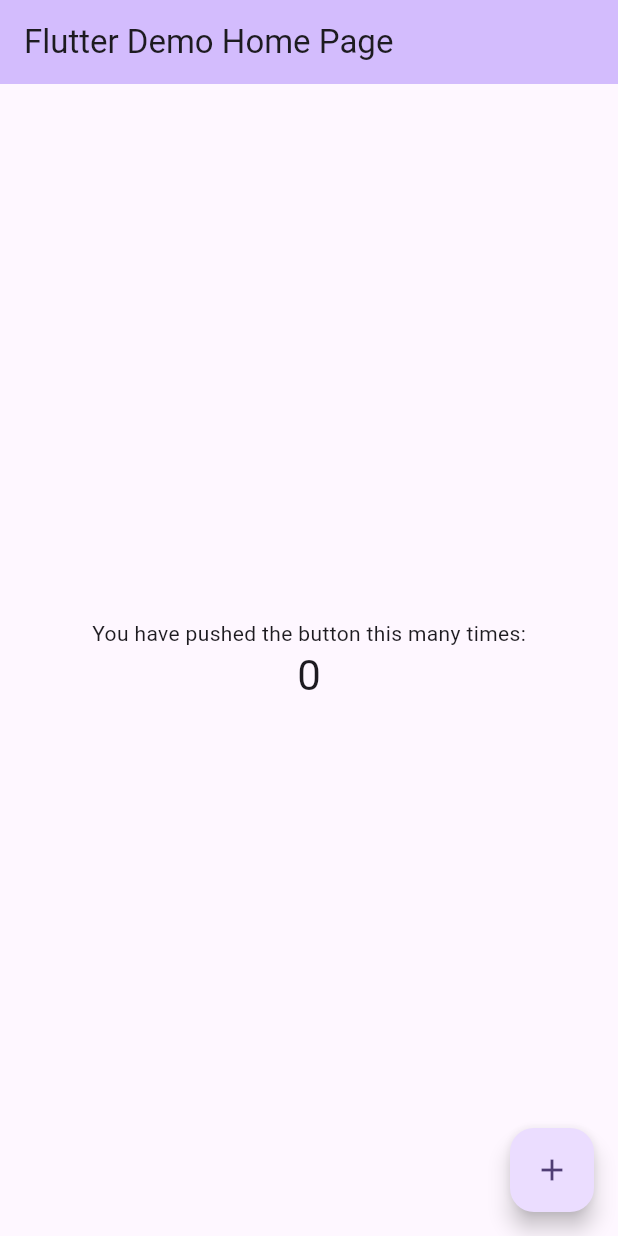
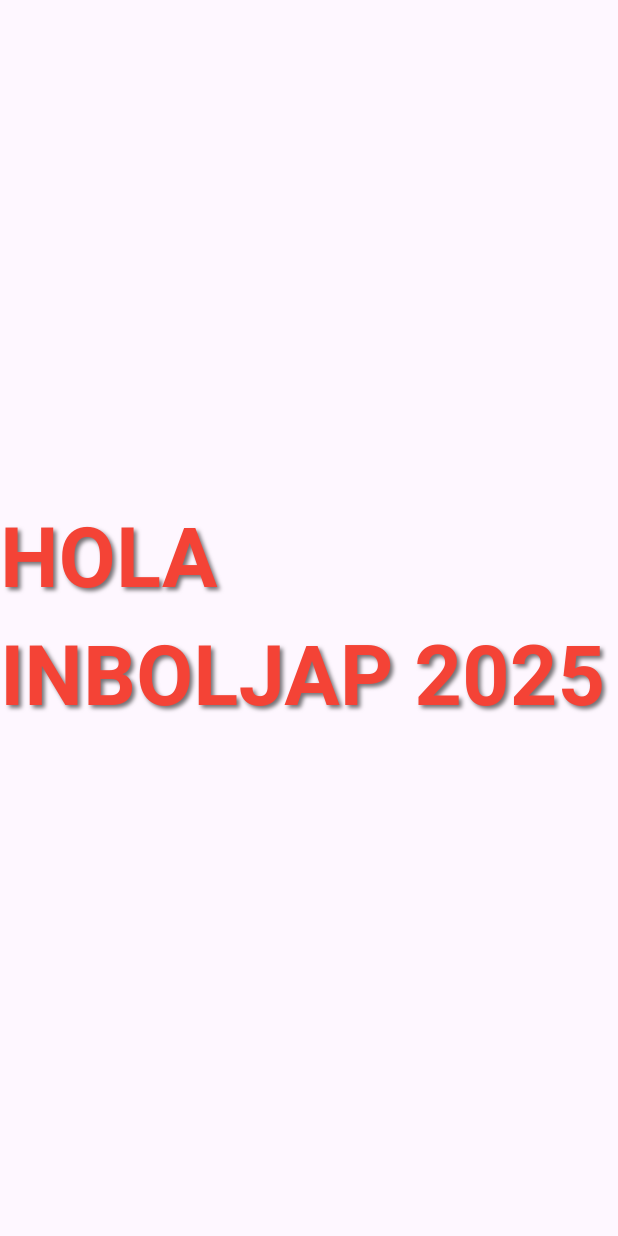
Before and after one commit to Rubej436/miAPP2035, a Flutter app: the screen it shows after launch, on a phone screen of 412 x 824 dp. Run offline on Flutter 3.47's test engine with Material 3 defaults, Android fonts, the light colour scheme and no system bars; Roboto replaces fonts that are missing (Georgia).

Commit message:
Editado lib

```diff
--- a/proy1flutter/lib/main.dart
+++ b/proy1flutter/lib/main.dart
@@ -1,122 +1,35 @@
 import 'package:flutter/material.dart';
 
 void main() {
-  runApp(const MyApp());
+  runApp(Ruben());
 }
+//stl
+class Ruben extends StatelessWidget {
+  const Ruben({super.key});
 
-class MyApp extends StatelessWidget {
-  const MyApp({super.key});
-
-  // This widget is the root of your application.
   @override
   Widget build(BuildContext context) {
     return MaterialApp(
-      title: 'Flutter Demo',
-      theme: ThemeData(
-        // This is the theme of your application.
-        //
-        // TRY THIS: Try running your application with "flutter run". You'll see
-        // the application has a purple toolbar. Then, without quitting the app,
-        // try changing the seedColor in the colorScheme below to Colors.green
-        // and then invoke "hot reload" (save your changes or press the "hot
-        // reload" button in a Flutter-supported IDE, or press "r" if you used
-        // the command line to start the app).
-        //
-        // Notice that the counter didn't reset back to zero; the application
-        // state is not lost during the reload. To reset the state, use hot
-        // restart instead.
-        //
-        // This works for code too, not just values: Most code changes can be
-        // tested with just a hot reload.
-        colorScheme: ColorScheme.fromSeed(seedColor: Colors.deepPurple),
-      ),
-      home: const MyHomePage(title: 'Flutter Demo Home Page'),
+      home:Scaffold(
+        body:Center(
+          child:Text(
+            "HOLA INBOLJAP 2025",
+            style: TextStyle(
+              fontSize: 55,
+              fontFamily: 'Georgia',
+              fontWeight: FontWeight.bold,
+              color: Colors.red,
+              shadows: [
+                Shadow(
+                  offset: Offset(2.0, 2.0),
+                  blurRadius: 3.0,
+                  color: Colors.black54,
+                ),
+              ],
+            ),
+          ),
+        )
+      )
     );
   }
 }
-
-class MyHomePage extends StatefulWidget {
-  const MyHomePage({super.key, required this.title});
-
-  // This widget is the home page of your application. It is stateful, meaning
-  // that it has a State object (defined below) that contains fields that affect
-  // how it looks.
-
-  // This class is the configuration for the state. It holds the values (in this
-  // case the title) provided by the parent (in this case the App widget) and
-  // used by the build method of the State. Fields in a Widget subclass are
-  // always marked "final".
-
-  final String title;
-
-  @override
-  State<MyHomePage> createState() => _MyHomePageState();
-}
-
-class _MyHomePageState extends State<MyHomePage> {
-  int _counter = 0;
-
-  void _incrementCounter() {
-    setState(() {
-      // This call to setState tells the Flutter framework that something has
-      // changed in this State, which causes it to rerun the build method below
-      // so that the display can reflect the updated values. If we changed
-      // _counter without calling setState(), then the build method would not be
-      // called again, and so nothing would appear to happen.
-      _counter++;
-    });
-  }
-
-  @override
-  Widget build(BuildContext context) {
-    // This method is rerun every time setState is called, for instance as done
-    // by the _incrementCounter method above.
-    //
-    // The Flutter framework has been optimized to make rerunning build methods
-    // fast, so that you can just rebuild anything that needs updating rather
-    // than having to individually change instances of widgets.
-    return Scaffold(
-      appBar: AppBar(
-        // TRY THIS: Try changing the color here to a specific color (to
-        // Colors.amber, perhaps?) and trigger a hot reload to see the AppBar
-        // change color while the other colors stay the same.
-        backgroundColor: Theme.of(context).colorScheme.inversePrimary,
-        // Here we take the value from the MyHomePage object that was created by
-        // the App.build method, and use it to set our appbar title.
-        title: Text(widget.title),
-      ),
-      body: Center(
-        // Center is a layout widget. It takes a single child and positions it
-        // in the middle of the parent.
-        child: Column(
-          // Column is also a layout widget. It takes a list of children and
-          // arranges them vertically. By default, it sizes itself to fit its
-          // children horizontally, and tries to be as tall as its parent.
-          //
-          // Column has various properties to control how it sizes itself and
-          // how it positions its children. Here we use mainAxisAlignment to
-          // center the children vertically; the main axis here is the vertical
-          // axis because Columns are vertical (the cross axis would be
-          // horizontal).
-          //
-          // TRY THIS: Invoke "debug painting" (choose the "Toggle Debug Paint"
-          // action in the IDE, or press "p" in the console), to see the
-          // wireframe for each widget.
-          mainAxisAlignment: MainAxisAlignment.center,
-          children: <Widget>[
-            const Text('You have pushed the button this many times:'),
-            Text(
-              '$_counter',
-              style: Theme.of(context).textTheme.headlineMedium,
-            ),
-          ],
-        ),
-      ),
-      floatingActionButton: FloatingActionButton(
-        onPressed: _incrementCounter,
-        tooltip: 'Increment',
-        child: const Icon(Icons.add),
-      ), // This trailing comma makes auto-formatting nicer for build methods.
-    );
-  }
-}
```
